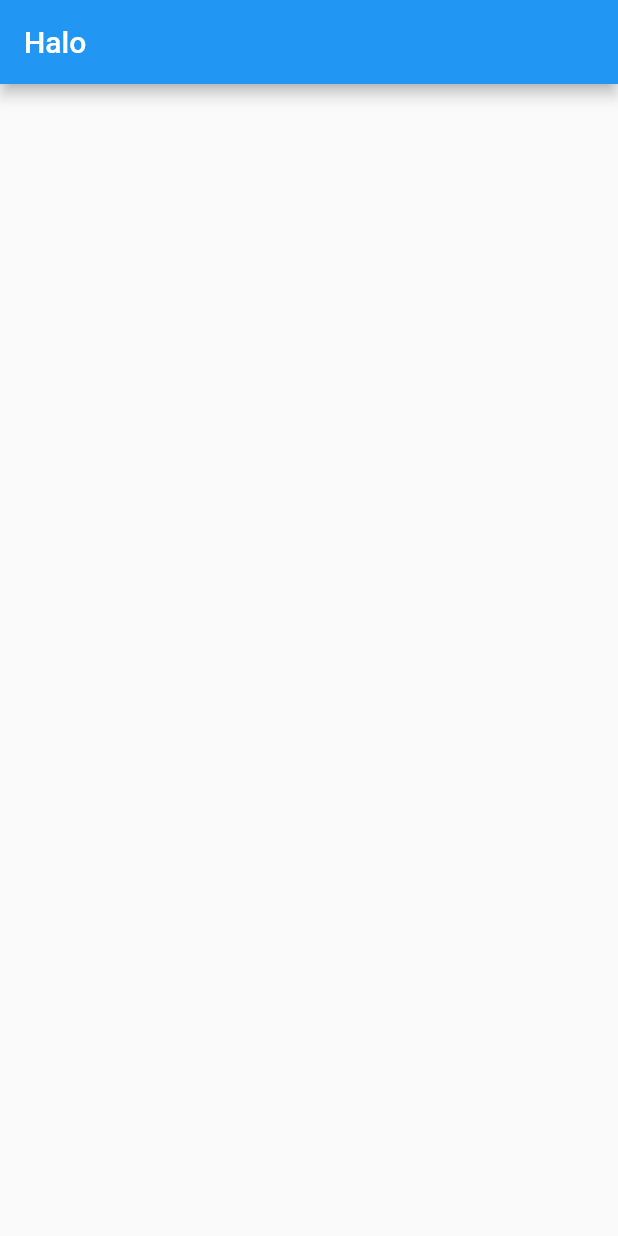
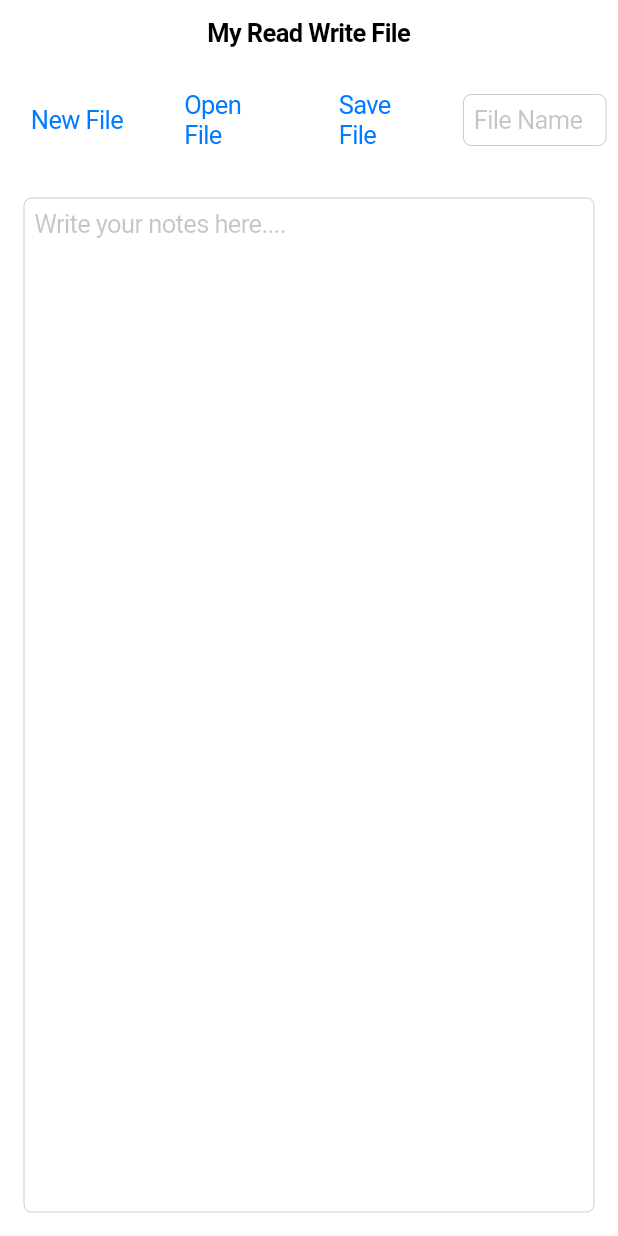
Before and after one commit to rakafajars/flutter_dicoding_fundamental, a Flutter app: the screen it shows after launch, on a phone screen of 412 x 824 dp. Run offline on Flutter 3.47's test engine with Material 2 defaults, Android fonts, the phone set to English and light mode, and no system bars.

Commit message:
belajar read write file

```diff
--- /dev/null
+++ b/lib/file_helper.dart
@@ -0,0 +1,37 @@
+import 'dart:io';
+
+import 'package:path_provider/path_provider.dart';
+
+class FileHelper {
+  // Menuliskan data ke dalam berkas
+  static Future<File> writeFile(String path, String content) async {
+    final file = File(path);
+
+    // Menulis konten dalam berkas
+    print('saved to $path');
+    return file.writeAsString('$content');
+  }
+
+  // Mebaca berkas
+  static Future<String> readFile(String filePath) async {
+    try {
+      final file = File(filePath);
+
+      // membaca berkas sebagai sebuah string.
+      String contents = await file.readAsString();
+
+      return contents;
+    } catch (e) {
+      print(e);
+      return '';
+    }
+  }
+
+  // method mengembalikan lokasi berkas
+  static Future<String> getFilePath(String filename) async {
+    final directory = await getApplicationDocumentsDirectory();
+    final prefix = directory.path;
+    final absolutePath = '$prefix/$filename.txt';
+    return absolutePath;
+  }
+}
--- a/lib/main.dart
+++ b/lib/main.dart
@@ -1,4 +1,9 @@
-import 'package:flutter/material.dart';
+import 'dart:io';
+
+import 'package:flutter/cupertino.dart';
+import 'package:flutter_dicoding_fundamental/file_dialo.dart';
+import 'package:flutter_dicoding_fundamental/file_helper.dart';
+import 'package:path_provider/path_provider.dart';
 
 void main() {
   runApp(MyApp());
@@ -8,23 +13,168 @@ class MyApp extends StatelessWidget {
   // This widget is the root of your application.
   @override
   Widget build(BuildContext context) {
-    return MaterialApp(
+    return CupertinoApp(
       title: 'Flutter Demo',
-      theme: ThemeData(
-        primarySwatch: Colors.blue,
-        visualDensity: VisualDensity.adaptivePlatformDensity,
+      theme: CupertinoThemeData(
+        primaryColor: CupertinoColors.systemBlue,
       ),
-     home: MyHome(),
+      home: MyHome(),
     );
   }
 }
 
-class MyHome extends StatelessWidget {
+class MyHome extends StatefulWidget {
+  @override
+  _MyHomeState createState() => _MyHomeState();
+}
+
+class _MyHomeState extends State<MyHome> {
+  final _titleController = TextEditingController();
+
+  final _contentController = TextEditingController();
+
+  // Membuat fierkasBaru
+  void _createNewFile() {
+    _titleController.clear();
+    _contentController.clear();
+  }
+
+  bool get _isValid => _titleController.text.isNotEmpty;
+
+  // menyimpan catatan dalam berkas
+  void _saveFile(BuildContext context) async {
+    if (_isValid) {
+      final filePath = await FileHelper.getFilePath(_titleController.text);
+      FileHelper.writeFile(filePath, _contentController.text);
+      showCupertinoDialog(
+        context: context,
+        builder: (context) {
+          return CupertinoAlertDialog(
+            title: Text('File Saved'),
+            actions: [
+              CupertinoDialogAction(
+                child: Text('Ok'),
+                onPressed: () {
+                  Navigator.pop(context);
+                },
+              )
+            ],
+          );
+        },
+      );
+    } else {
+      showCupertinoDialog(
+        context: context,
+        builder: (context) {
+          return CupertinoAlertDialog(
+            title: Text(
+              'File Not Created',
+              style: TextStyle(color: CupertinoColors.systemRed),
+            ),
+            content: Text('File name must not be empty!'),
+            actions: [
+              CupertinoDialogAction(
+                isDefaultAction: true,
+                child: Text('Ok'),
+                onPressed: () {
+                  Navigator.pop(context);
+                },
+              )
+            ],
+          );
+        },
+      );
+    }
+  }
+
+  // fungsi menampilkan berkas yang telah disimpan
+  void _getFilesInDirectory(BuildContext context) async {
+    final directory = await getApplicationDocumentsDirectory();
+
+    final dir = Directory(directory.path);
+    final files =
+        dir.listSync().toList().where((file) => file.path.contains('text'));
+
+    final FileSystemEntity selectedFile = await Navigator.push(
+      context,
+      CupertinoPageRoute(
+        builder: (context) => FileDialog(
+          files: files.toList(),
+        ),
+        fullscreenDialog: true,
+      ),
+    );
+
+    if (selectedFile != null) {
+      _openFile(selectedFile.path);
+    }
+  }
+
+  // Untuk membaca berkas yang dipilih
+  void _openFile(String filePath) async {
+    final content = await FileHelper.readFile(filePath);
+    _contentController.text = content;
+    _titleController.text = split(filePath).last.split('.').first;
+  }
+
   @override
   Widget build(BuildContext context) {
-    return Scaffold(
-      appBar: AppBar(
-        title: Text('Halo'),
+    return CupertinoPageScaffold(
+      navigationBar: CupertinoNavigationBar(
+        middle: Text('My Read Write File'),
+      ),
+      child: SafeArea(
+        child: Column(
+          children: [
+            Row(
+              children: [
+                Expanded(
+                  child: CupertinoButton(
+                    child: Text('New File'),
+                    onPressed: _createNewFile,
+                  ),
+                ),
+                Expanded(
+                  child: CupertinoButton(
+                    child: Text(
+                      'Open File',
+                    ),
+                    onPressed: () {},
+                  ),
+                ),
+                Expanded(
+                  child: CupertinoButton(
+                    child: Text('Save File'),
+                    onPressed: () {
+                      _saveFile(context);
+                    },
+                  ),
+                ),
+                Expanded(
+                  child: Container(
+                    margin: const EdgeInsets.only(right: 8),
+                    child: CupertinoTextField(
+                      placeholder: 'File Name',
+                      controller: _titleController,
+                    ),
+                  ),
+                ),
+              ],
+            ),
+            Expanded(
+              child: Container(
+                margin: EdgeInsets.all(16),
+                child: CupertinoTextField(
+                  placeholder: 'Write your notes here....',
+                  keyboardType: TextInputType.multiline,
+                  maxLines: null,
+                  controller: _contentController,
+                  textAlignVertical: TextAlignVertical.top,
+                ),
+              ),
+            ),
+          ],
+        ),
       ),
     );
   }
--- a/pubspec.yaml
+++ b/pubspec.yaml
@@ -28,6 +28,7 @@ dependencies:
   # The following adds the Cupertino Icons font to your application.
   # Use with the CupertinoIcons class for iOS style icons.
   cupertino_icons: ^1.0.0
+  path_provider: ^2.0.1
 
 dev_dependencies:
   flutter_test:
```
Also changed, not shown: lib/file_dialo.dart (added, +33 -0 lines), pubspec.lock.
